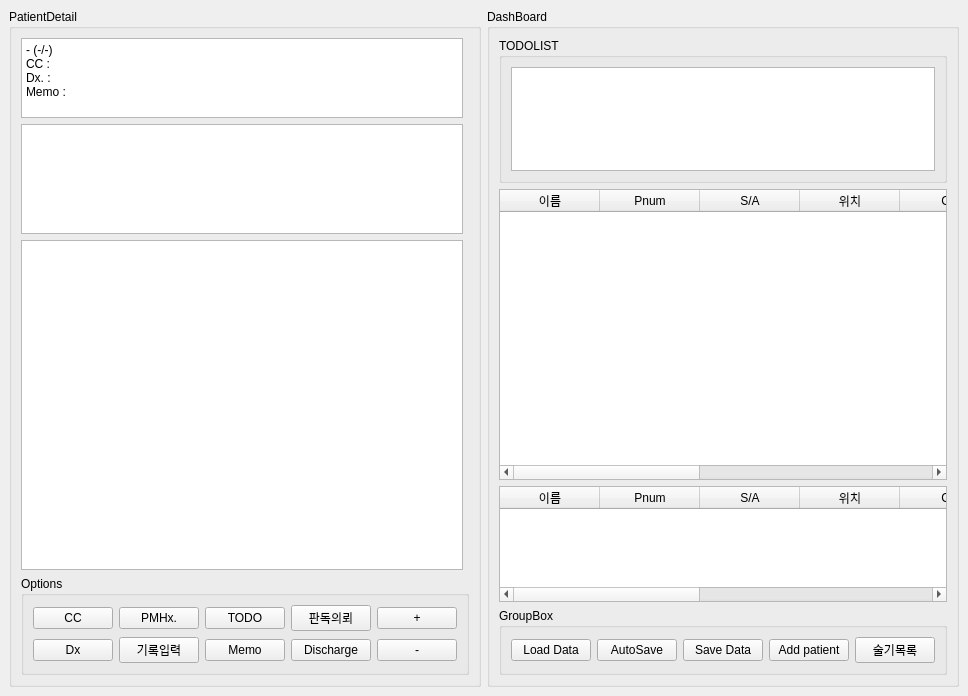
Before: the Qt Designer form UI/MainWin.ui in caerulea3/ERSupporter, drawn with Qt 5.
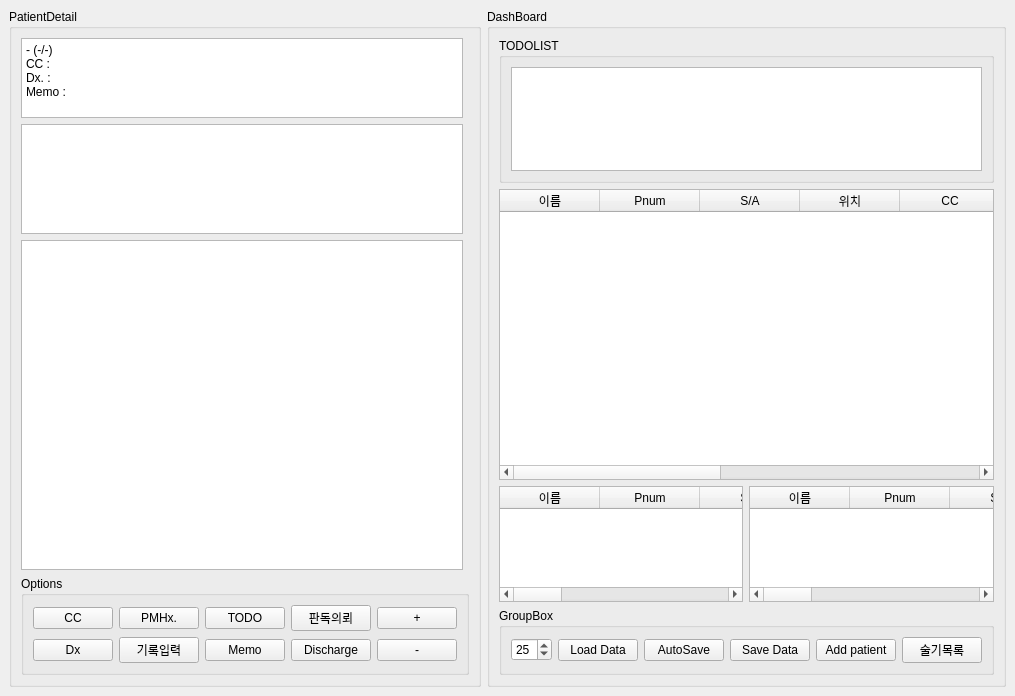
After: the same form once the commit is applied.

What changed in the file:
```diff
--- a/UI/MainWin.ui
+++ b/UI/MainWin.ui
@@ -33,7 +33,181 @@
        <string>DashBoard</string>
       </property>
       <layout class="QGridLayout" name="gridLayout_2">
-       <item row="0" column="0">
+       <item row="2" column="0">
+        <widget class="QTableWidget" name="SideDashBoardTable">
+         <property name="sizePolicy">
+          <sizepolicy hsizetype="Expanding" vsizetype="Expanding">
+           <horstretch>0</horstretch>
+           <verstretch>8</verstretch>
+          </sizepolicy>
+         </property>
+         <property name="editTriggers">
+          <set>QAbstractItemView::NoEditTriggers</set>
+         </property>
+         <column>
+          <property name="text">
+           <string>이름</string>
+          </property>
+         </column>
+         <column>
+          <property name="text">
+           <string>Pnum</string>
+          </property>
+         </column>
+         <column>
+          <property name="text">
+           <string>S/A</string>
+          </property>
+         </column>
+         <column>
+          <property name="text">
+           <string>위치</string>
+          </property>
+         </column>
+         <column>
+          <property name="text">
+           <string>CC</string>
+          </property>
+         </column>
+         <column>
+          <property name="text">
+           <string>Dx</string>
+          </property>
+         </column>
+         <column>
+          <property name="text">
+           <string>초진</string>
+          </property>
+         </column>
+         <column>
+          <property name="text">
+           <string>Lab</string>
+          </property>
+         </column>
+         <column>
+          <property name="text">
+           <string>영상</string>
+          </property>
+         </column>
+        </widget>
+       </item>
+       <item row="2" column="1">
+        <widget class="QTableWidget" name="DCDashBoardTable">
+         <property name="sizePolicy">
+          <sizepolicy hsizetype="Expanding" vsizetype="Expanding">
+           <horstretch>0</horstretch>
+           <verstretch>8</verstretch>
+          </sizepolicy>
+         </property>
+         <property name="editTriggers">
+          <set>QAbstractItemView::NoEditTriggers</set>
+         </property>
+         <column>
+          <property name="text">
+           <string>이름</string>
+          </property>
+         </column>
+         <column>
+          <property name="text">
+           <string>Pnum</string>
+          </property>
+         </column>
+         <column>
+          <property name="text">
+           <string>S/A</string>
+          </property>
+         </column>
+         <column>
+          <property name="text">
+           <string>위치</string>
+          </property>
+         </column>
+         <column>
+          <property name="text">
+           <string>CC</string>
+          </property>
+         </column>
+         <column>
+          <property name="text">
+           <string>Dx</string>
+          </property>
+         </column>
+         <column>
+          <property name="text">
+           <string>초진</string>
+          </property>
+         </column>
+         <column>
+          <property name="text">
+           <string>Lab</string>
+          </property>
+         </column>
+         <column>
+          <property name="text">
+           <string>영상</string>
+          </property>
+         </column>
+        </widget>
+       </item>
+       <item row="1" column="0" colspan="2">
+        <widget class="QTableWidget" name="DashBoardTable">
+         <property name="sizePolicy">
+          <sizepolicy hsizetype="Expanding" vsizetype="Expanding">
+           <horstretch>0</horstretch>
+           <verstretch>20</verstretch>
+          </sizepolicy>
+         </property>
+         <property name="editTriggers">
+          <set>QAbstractItemView::NoEditTriggers</set>
+         </property>
+         <column>
+          <property name="text">
+           <string>이름</string>
+          </property>
+         </column>
+         <column>
+          <property name="text">
+           <string>Pnum</string>
+          </property>
+         </column>
+         <column>
+          <property name="text">
+           <string>S/A</string>
+          </property>
+         </column>
+         <column>
+          <property name="text">
+           <string>위치</string>
+          </property>
+         </column>
+         <column>
+          <property name="text">
+           <string>CC</string>
+          </property>
+         </column>
+         <column>
+          <property name="text">
+           <string>Dx</string>
+          </property>
+         </column>
+         <column>
+          <property name="text">
+           <string>초진</string>
+          </property>
+         </column>
+         <column>
+          <property name="text">
+           <string>Lab</string>
+          </property>
+         </column>
+         <column>
+          <property name="text">
+           <string>영상</string>
+          </property>
+         </column>
+        </widget>
+       </item>
+       <item row="0" column="0" colspan="2">
         <widget class="QGroupBox" name="groupBox_4">
          <property name="sizePolicy">
           <sizepolicy hsizetype="Preferred" vsizetype="Preferred">
@@ -51,12 +225,19 @@
          </layout>
         </widget>
        </item>
-       <item row="3" column="0">
+       <item row="3" column="0" colspan="2">
         <widget class="QGroupBox" name="groupBox_5">
          <property name="title">
           <string>GroupBox</string>
          </property>
          <layout class="QHBoxLayout" name="horizontalLayout">
+          <item>
+           <widget class="QSpinBox" name="spinBox">
+            <property name="value">
+             <number>25</number>
+            </property>
+           </widget>
+          </item>
           <item>
            <widget class="QPushButton" name="LoadB">
             <property name="text">
@@ -95,122 +276,6 @@
          </layout>
         </widget>
        </item>
-       <item row="1" column="0">
-        <widget class="QTableWidget" name="DashBoardTable">
-         <property name="sizePolicy">
-          <sizepolicy hsizetype="Expanding" vsizetype="Expanding">
-           <horstretch>0</horstretch>
-           <verstretch>20</verstretch>
-          </sizepolicy>
-         </property>
-         <property name="editTriggers">
-          <set>QAbstractItemView::NoEditTriggers</set>
-         </property>
-         <column>
-          <property name="text">
-           <string>이름</string>
-          </property>
-         </column>
-         <column>
-          <property name="text">
-           <string>Pnum</string>
-          </property>
-         </column>
-         <column>
-          <property name="text">
-           <string>S/A</string>
-          </property>
-         </column>
-         <column>
-          <property name="text">
-           <string>위치</string>
-          </property>
-         </column>
-         <column>
-          <property name="text">
-           <string>CC</string>
-          </property>
-         </column>
-         <column>
-          <property name="text">
-           <string>Dx</string>
-          </property>
-         </column>
-         <column>
-          <property name="text">
-           <string>초진</string>
-          </property>
-         </column>
-         <column>
-          <property name="text">
-           <string>Lab</string>
-          </property>
-         </column>
-         <column>
-          <property name="text">
-           <string>영상</string>
-          </property>
-         </column>
-        </widget>
-       </item>
-       <item row="2" column="0">
-        <widget class="QTableWidget" name="SideDashBoardTable">
-         <property name="sizePolicy">
-          <sizepolicy hsizetype="Expanding" vsizetype="Expanding">
-           <horstretch>0</horstretch>
-           <verstretch>8</verstretch>
-          </sizepolicy>
-         </property>
-         <property name="editTriggers">
-          <set>QAbstractItemView::NoEditTriggers</set>
-         </property>
-         <column>
-          <property name="text">
-           <string>이름</string>
-          </property>
-         </column>
-         <column>
-          <property name="text">
-           <string>Pnum</string>
-          </property>
-         </column>
-         <column>
-          <property name="text">
-           <string>S/A</string>
-          </property>
-         </column>
-         <column>
-          <property name="text">
-           <string>위치</string>
-          </property>
-         </column>
-         <column>
-          <property name="text">
-           <string>CC</string>
-          </property>
-         </column>
-         <column>
-          <property name="text">
-           <string>Dx</string>
-          </property>
-         </column>
-         <column>
-          <property name="text">
-           <string>초진</string>
-          </property>
-         </column>
-         <column>
-          <property name="text">
-           <string>Lab</string>
-          </property>
-         </column>
-         <column>
-          <property name="text">
-           <string>영상</string>
-          </property>
-         </column>
-        </widget>
-       </item>
       </layout>
      </widget>
     </item>
```
Left out of the diff: 90 changed lines with no effect on the pictures.
